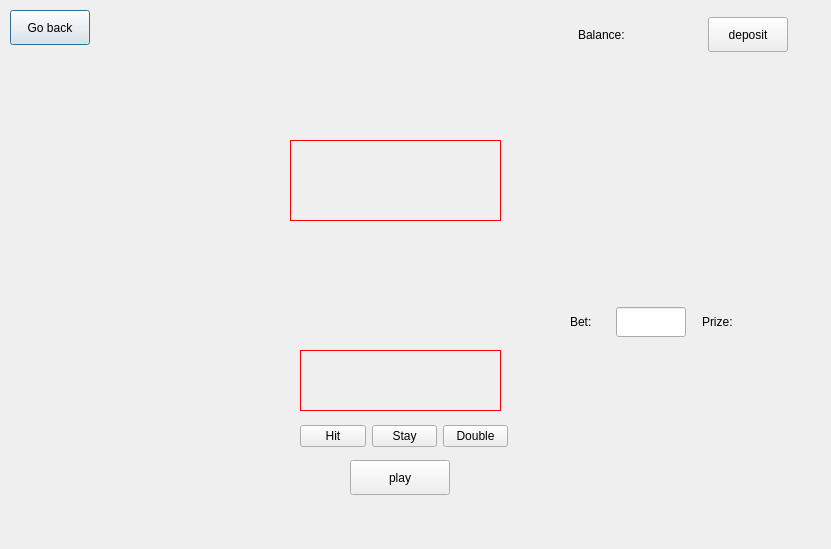
The window that blackj.ui (BlackHairHamster/CasinoNovoross) describes before a commit, drawn with Qt 5.
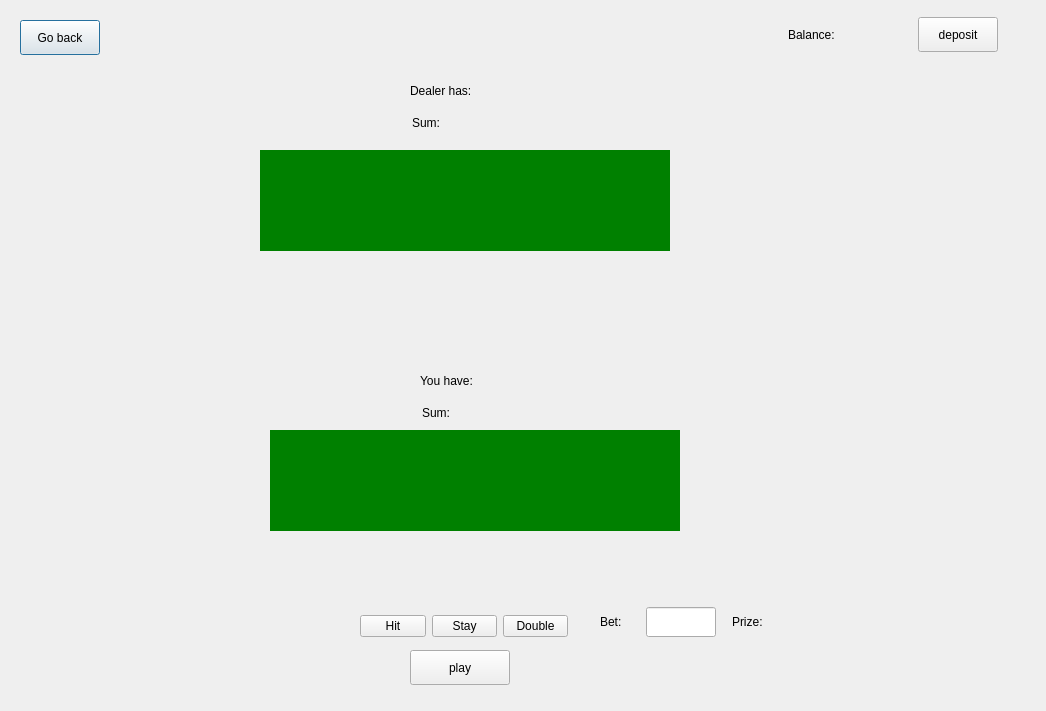
The same window after the commit.

Commit message: BlackJack text to cards and rearrange of elements

```diff
--- a/blackj.ui
+++ b/blackj.ui
@@ -6,8 +6,8 @@
    <rect>
     <x>0</x>
     <y>0</y>
-    <width>831</width>
-    <height>549</height>
+    <width>1046</width>
+    <height>711</height>
    </rect>
   </property>
   <property name="windowTitle">
@@ -19,8 +19,8 @@
   <widget class="QPushButton" name="blackjBackButton">
    <property name="geometry">
     <rect>
-     <x>10</x>
-     <y>10</y>
+     <x>20</x>
+     <y>20</y>
      <width>80</width>
      <height>35</height>
     </rect>
@@ -44,32 +44,12 @@
   <widget class="QLabel" name="blackjDealerContent">
    <property name="geometry">
     <rect>
-     <x>290</x>
+     <x>360</x>
      <y>140</y>
      <width>211</width>
      <height>81</height>
     </rect>
    </property>
-   <property name="styleSheet">
-    <string notr="true">border: 1px solid red
-</string>
-   </property>
-   <property name="text">
-    <string/>
-   </property>
-  </widget>
-  <widget class="QLabel" name="blackjPlayerContent">
-   <property name="geometry">
-    <rect>
-     <x>300</x>
-     <y>350</y>
-     <width>201</width>
-     <height>61</height>
-    </rect>
-   </property>
-   <property name="styleSheet">
-    <string notr="true">border: 1px solid red;</string>
-   </property>
    <property name="text">
     <string/>
    </property>
@@ -77,12 +57,15 @@
   <widget class="QLabel" name="blackjResultBar">
    <property name="geometry">
     <rect>
-     <x>580</x>
-     <y>360</y>
-     <width>141</width>
-     <height>31</height>
+     <x>310</x>
+     <y>280</y>
+     <width>281</width>
+     <height>81</height>
     </rect>
    </property>
+   <property name="styleSheet">
+    <string notr="true">font: 700 24pt &quot;Bradley Hand&quot;;</string>
+   </property>
    <property name="text">
     <string/>
    </property>
@@ -90,8 +73,8 @@
   <widget class="QPushButton" name="blackjPlayButton">
    <property name="geometry">
     <rect>
-     <x>350</x>
-     <y>460</y>
+     <x>410</x>
+     <y>650</y>
      <width>100</width>
      <height>35</height>
     </rect>
@@ -127,33 +110,10 @@
     <bool>false</bool>
    </property>
   </widget>
-  <widget class="QFrame" name="frame">
-   <property name="geometry">
-    <rect>
-     <x>110</x>
-     <y>140</y>
-     <width>250</width>
-     <height>35</height>
-    </rect>
-   </property>
-   <property name="minimumSize">
-    <size>
-     <width>250</width>
-     <height>35</height>
-    </size>
-   </property>
-   <property name="maximumSize">
-    <size>
-     <width>250</width>
-     <height>35</height>
-    </size>
-   </property>
-   <layout class="QHBoxLayout" name="horizontalLayout_3"/>
-  </widget>
   <widget class="QWidget" name="layoutWidget">
    <property name="geometry">
     <rect>
-     <x>560</x>
+     <x>770</x>
      <y>10</y>
      <width>246</width>
      <height>49</height>
@@ -226,8 +186,8 @@
   <widget class="QWidget" name="layoutWidget">
    <property name="geometry">
     <rect>
-     <x>300</x>
-     <y>420</y>
+     <x>360</x>
+     <y>610</y>
      <width>208</width>
      <height>32</height>
     </rect>
@@ -259,8 +219,8 @@
   <widget class="QWidget" name="layoutWidget_2">
    <property name="geometry">
     <rect>
-     <x>560</x>
-     <y>300</y>
+     <x>590</x>
+     <y>600</y>
      <width>268</width>
      <height>44</height>
     </rect>
@@ -349,6 +309,1046 @@
     </item>
    </layout>
   </widget>
+  <widget class="QWidget" name="blackjPlayerCards2Widget" native="true">
+   <property name="geometry">
+    <rect>
+     <x>270</x>
+     <y>430</y>
+     <width>410</width>
+     <height>101</height>
+    </rect>
+   </property>
+   <property name="autoFillBackground">
+    <bool>false</bool>
+   </property>
+   <property name="styleSheet">
+    <string notr="true">border: 1px solid green;
+background: green;
+</string>
+   </property>
+   <widget class="QWidget" name="">
+    <property name="geometry">
+     <rect>
+      <x>130</x>
+      <y>0</y>
+      <width>154</width>
+      <height>102</height>
+     </rect>
+    </property>
+    <layout class="QHBoxLayout" name="horizontalLayout_10">
+     <item>
+      <widget class="QLabel" name="blackjPlayerCards2_1">
+       <property name="minimumSize">
+        <size>
+         <width>72</width>
+         <height>100</height>
+        </size>
+       </property>
+       <property name="maximumSize">
+        <size>
+         <width>72</width>
+         <height>100</height>
+        </size>
+       </property>
+       <property name="text">
+        <string/>
+       </property>
+       <property name="scaledContents">
+        <bool>true</bool>
+       </property>
+      </widget>
+     </item>
+     <item>
+      <widget class="QLabel" name="blackjPlayerCards2_2">
+       <property name="sizePolicy">
+        <sizepolicy hsizetype="Preferred" vsizetype="Preferred">
+         <horstretch>72</horstretch>
+         <verstretch>100</verstretch>
+        </sizepolicy>
+       </property>
+       <property name="minimumSize">
+        <size>
+         <width>72</width>
+         <height>100</height>
+        </size>
+       </property>
+       <property name="maximumSize">
+        <size>
+         <width>72</width>
+         <height>100</height>
+        </size>
+       </property>
+       <property name="text">
+        <string/>
+       </property>
+       <property name="scaledContents">
+        <bool>true</bool>
+       </property>
+      </widget>
+     </item>
+    </layout>
+   </widget>
+  </widget>
+  <widget class="QWidget" name="blackjPlayerCards3Widget" native="true">
+   <property name="geometry">
+    <rect>
+     <x>270</x>
+     <y>430</y>
+     <width>410</width>
+     <height>101</height>
+    </rect>
+   </property>
+   <property name="autoFillBackground">
+    <bool>false</bool>
+   </property>
+   <property name="styleSheet">
+    <string notr="true">border: 1px solid green;
+background: green;</string>
+   </property>
+   <widget class="QWidget" name="layoutWidget_4">
+    <property name="geometry">
+     <rect>
+      <x>90</x>
+      <y>0</y>
+      <width>234</width>
+      <height>102</height>
+     </rect>
+    </property>
+    <layout class="QHBoxLayout" name="horizontalLayout_11">
+     <item>
+      <widget class="QLabel" name="blackjPlayerCards3_1">
+       <property name="minimumSize">
+        <size>
+         <width>72</width>
+         <height>100</height>
+        </size>
+       </property>
+       <property name="maximumSize">
+        <size>
+         <width>72</width>
+         <height>100</height>
+        </size>
+       </property>
+       <property name="text">
+        <string/>
+       </property>
+       <property name="scaledContents">
+        <bool>true</bool>
+       </property>
+      </widget>
+     </item>
+     <item>
+      <widget class="QLabel" name="blackjPlayerCards3_2">
+       <property name="minimumSize">
+        <size>
+         <width>72</width>
+         <height>100</height>
+        </size>
+       </property>
+       <property name="maximumSize">
+        <size>
+         <width>72</width>
+         <height>100</height>
+        </size>
+       </property>
+       <property name="text">
+        <string/>
+       </property>
+       <property name="scaledContents">
+        <bool>true</bool>
+       </property>
+      </widget>
+     </item>
+     <item>
+      <widget class="QLabel" name="blackjPlayerCards3_3">
+       <property name="sizePolicy">
+        <sizepolicy hsizetype="Preferred" vsizetype="Preferred">
+         <horstretch>72</horstretch>
+         <verstretch>100</verstretch>
+        </sizepolicy>
+       </property>
+       <property name="minimumSize">
+        <size>
+         <width>72</width>
+         <height>100</height>
+        </size>
+       </property>
+       <property name="maximumSize">
+        <size>
+         <width>72</width>
+         <height>100</height>
+        </size>
+       </property>
+       <property name="text">
+        <string/>
+       </property>
+       <property name="scaledContents">
+        <bool>true</bool>
+       </property>
+      </widget>
+     </item>
+    </layout>
+   </widget>
+  </widget>
+  <widget class="QWidget" name="blackjPlayerCards4Widget" native="true">
+   <property name="geometry">
+    <rect>
+     <x>270</x>
+     <y>430</y>
+     <width>410</width>
+     <height>101</height>
+    </rect>
+   </property>
+   <property name="autoFillBackground">
+    <bool>false</bool>
+   </property>
+   <property name="styleSheet">
+    <string notr="true">border: 1px solid green;
+background: green;
+</string>
+   </property>
+   <widget class="QWidget" name="layoutWidget_5">
+    <property name="geometry">
+     <rect>
+      <x>50</x>
+      <y>0</y>
+      <width>316</width>
+      <height>102</height>
+     </rect>
+    </property>
+    <layout class="QHBoxLayout" name="horizontalLayout_12">
+     <item>
+      <widget class="QLabel" name="blackjPlayerCards4_1">
+       <property name="minimumSize">
+        <size>
+         <width>72</width>
+         <height>100</height>
+        </size>
+       </property>
+       <property name="maximumSize">
+        <size>
+         <width>72</width>
+         <height>100</height>
+        </size>
+       </property>
+       <property name="text">
+        <string/>
+       </property>
+       <property name="scaledContents">
+        <bool>true</bool>
+       </property>
+      </widget>
+     </item>
+     <item>
+      <widget class="QLabel" name="blackjPlayerCards4_2">
+       <property name="minimumSize">
+        <size>
+         <width>72</width>
+         <height>100</height>
+        </size>
+       </property>
+       <property name="maximumSize">
+        <size>
+         <width>72</width>
+         <height>100</height>
+        </size>
+       </property>
+       <property name="text">
+        <string/>
+       </property>
+       <property name="scaledContents">
+        <bool>true</bool>
+       </property>
+      </widget>
+     </item>
+     <item>
+      <widget class="QLabel" name="blackjPlayerCards4_3">
+       <property name="sizePolicy">
+        <sizepolicy hsizetype="Preferred" vsizetype="Preferred">
+         <horstretch>72</horstretch>
+         <verstretch>100</verstretch>
+        </sizepolicy>
+       </property>
+       <property name="minimumSize">
+        <size>
+         <width>72</width>
+         <height>100</height>
+        </size>
+       </property>
+       <property name="maximumSize">
+        <size>
+         <width>72</width>
+         <height>100</height>
+        </size>
+       </property>
+       <property name="text">
+        <string/>
+       </property>
+       <property name="scaledContents">
+        <bool>true</bool>
+       </property>
+      </widget>
+     </item>
+     <item>
+      <widget class="QLabel" name="blackjPlayerCards4_4">
+       <property name="minimumSize">
+        <size>
+         <width>72</width>
+         <height>100</height>
+        </size>
+       </property>
+       <property name="maximumSize">
+        <size>
+         <width>72</width>
+         <height>100</height>
+        </size>
+       </property>
+       <property name="text">
+        <string/>
+       </property>
+       <property name="scaledContents">
+        <bool>true</bool>
+       </property>
+      </widget>
+     </item>
+    </layout>
+   </widget>
+  </widget>
+  <widget class="QWidget" name="blackjPlayerCards5Widget" native="true">
+   <property name="geometry">
+    <rect>
+     <x>270</x>
+     <y>430</y>
+     <width>410</width>
+     <height>101</height>
+    </rect>
+   </property>
+   <property name="styleSheet">
+    <string notr="true">border: 1px solid green;
+background: green;
+</string>
+   </property>
+   <widget class="QWidget" name="layoutWidget_6">
+    <property name="geometry">
+     <rect>
+      <x>10</x>
+      <y>0</y>
+      <width>396</width>
+      <height>102</height>
+     </rect>
+    </property>
+    <layout class="QHBoxLayout" name="horizontalLayout_13">
+     <item>
+      <widget class="QLabel" name="blackjPlayerCards5_1">
+       <property name="minimumSize">
+        <size>
+         <width>72</width>
+         <height>100</height>
+        </size>
+       </property>
+       <property name="maximumSize">
+        <size>
+         <width>72</width>
+         <height>100</height>
+        </size>
+       </property>
+       <property name="text">
+        <string/>
+       </property>
+       <property name="scaledContents">
+        <bool>true</bool>
+       </property>
+      </widget>
+     </item>
+     <item>
+      <widget class="QLabel" name="blackjPlayerCards5_2">
+       <property name="minimumSize">
+        <size>
+         <width>72</width>
+         <height>100</height>
+        </size>
+       </property>
+       <property name="maximumSize">
+        <size>
+         <width>72</width>
+         <height>100</height>
+        </size>
+       </property>
+       <property name="text">
+        <string/>
+       </property>
+       <property name="scaledContents">
+        <bool>true</bool>
+       </property>
+      </widget>
+     </item>
+     <item>
+      <widget class="QLabel" name="blackjPlayerCards5_3">
+       <property name="sizePolicy">
+        <sizepolicy hsizetype="Preferred" vsizetype="Preferred">
+         <horstretch>72</horstretch>
+         <verstretch>100</verstretch>
+        </sizepolicy>
+       </property>
+       <property name="minimumSize">
+        <size>
+         <width>72</width>
+         <height>100</height>
+        </size>
+       </property>
+       <property name="maximumSize">
+        <size>
+         <width>72</width>
+         <height>100</height>
+        </size>
+       </property>
+       <property name="text">
+        <string/>
+       </property>
+       <property name="scaledContents">
+        <bool>true</bool>
+       </property>
+      </widget>
+     </item>
+     <item>
+      <widget class="QLabel" name="blackjPlayerCards5_4">
+       <property name="minimumSize">
+        <size>
+         <width>72</width>
+         <height>100</height>
+        </size>
+       </property>
+       <property name="maximumSize">
+        <size>
+         <width>72</width>
+         <height>100</height>
+        </size>
+       </property>
+       <property name="text">
+        <string/>
+       </property>
+       <property name="scaledContents">
+        <bool>true</bool>
+       </property>
+      </widget>
+     </item>
+     <item>
+      <widget class="QLabel" name="blackjPlayerCards5_5">
+       <property name="minimumSize">
+        <size>
+         <width>72</width>
+         <height>100</height>
+        </size>
+       </property>
+       <property name="maximumSize">
+        <size>
+         <width>72</width>
+         <height>100</height>
+        </size>
+       </property>
+       <property name="text">
+        <string/>
+       </property>
+       <property name="scaledContents">
+        <bool>true</bool>
+       </property>
+      </widget>
+     </item>
+    </layout>
+   </widget>
+  </widget>
+  <widget class="QWidget" name="blackjDealerCards2Widget" native="true">
+   <property name="geometry">
+    <rect>
+     <x>260</x>
+     <y>150</y>
+     <width>410</width>
+     <height>101</height>
+    </rect>
+   </property>
+   <property name="autoFillBackground">
+    <bool>false</bool>
+   </property>
+   <property name="styleSheet">
+    <string notr="true">border: 1px solid green;
+background: green;
+</string>
+   </property>
+   <widget class="QWidget" name="layoutWidget_7">
+    <property name="geometry">
+     <rect>
+      <x>130</x>
+      <y>0</y>
+      <width>154</width>
+      <height>102</height>
+     </rect>
+    </property>
+    <layout class="QHBoxLayout" name="horizontalLayout_14">
+     <item>
+      <widget class="QLabel" name="blackjDealerCards2_1">
+       <property name="minimumSize">
+        <size>
+         <width>72</width>
+         <height>100</height>
+        </size>
+       </property>
+       <property name="maximumSize">
+        <size>
+         <width>72</width>
+         <height>100</height>
+        </size>
+       </property>
+       <property name="text">
+        <string/>
+       </property>
+       <property name="scaledContents">
+        <bool>true</bool>
+       </property>
+      </widget>
+     </item>
+     <item>
+      <widget class="QLabel" name="blackjDealerCards2_2">
+       <property name="sizePolicy">
+        <sizepolicy hsizetype="Preferred" vsizetype="Preferred">
+         <horstretch>72</horstretch>
+         <verstretch>100</verstretch>
+        </sizepolicy>
+       </property>
+       <property name="minimumSize">
+        <size>
+         <width>72</width>
+         <height>100</height>
+        </size>
+       </property>
+       <property name="maximumSize">
+        <size>
+         <width>72</width>
+         <height>100</height>
+        </size>
+       </property>
+       <property name="text">
+        <string/>
+       </property>
+       <property name="scaledContents">
+        <bool>true</bool>
+       </property>
+      </widget>
+     </item>
+    </layout>
+   </widget>
+  </widget>
+  <widget class="QWidget" name="blackjDealerCards5Widget" native="true">
+   <property name="geometry">
+    <rect>
+     <x>260</x>
+     <y>150</y>
+     <width>410</width>
+     <height>101</height>
+    </rect>
+   </property>
+   <property name="styleSheet">
+    <string notr="true">border: 1px solid green;
+background: green;
+</string>
+   </property>
+   <widget class="QWidget" name="layoutWidget_8">
+    <property name="geometry">
+     <rect>
+      <x>10</x>
+      <y>0</y>
+      <width>396</width>
+      <height>102</height>
+     </rect>
+    </property>
+    <layout class="QHBoxLayout" name="horizontalLayout_16">
+     <item>
+      <widget class="QLabel" name="blackjDealerCards5_1">
+       <property name="minimumSize">
+        <size>
+         <width>72</width>
+         <height>100</height>
+        </size>
+       </property>
+       <property name="maximumSize">
+        <size>
+         <width>72</width>
+         <height>100</height>
+        </size>
+       </property>
+       <property name="text">
+        <string/>
+       </property>
+       <property name="scaledContents">
+        <bool>true</bool>
+       </property>
+      </widget>
+     </item>
+     <item>
+      <widget class="QLabel" name="blackjDealerCards5_2">
+       <property name="minimumSize">
+        <size>
+         <width>72</width>
+         <height>100</height>
+        </size>
+       </property>
+       <property name="maximumSize">
+        <size>
+         <width>72</width>
+         <height>100</height>
+        </size>
+       </property>
+       <property name="text">
+        <string/>
+       </property>
+       <property name="scaledContents">
+        <bool>true</bool>
+       </property>
+      </widget>
+     </item>
+     <item>
+      <widget class="QLabel" name="blackjDealerCards5_3">
+       <property name="sizePolicy">
+        <sizepolicy hsizetype="Preferred" vsizetype="Preferred">
+         <horstretch>72</horstretch>
+         <verstretch>100</verstretch>
+        </sizepolicy>
+       </property>
+       <property name="minimumSize">
+        <size>
+         <width>72</width>
+         <height>100</height>
+        </size>
+       </property>
+       <property name="maximumSize">
+        <size>
+         <width>72</width>
+         <height>100</height>
+        </size>
+       </property>
+       <property name="text">
+        <string/>
+       </property>
+       <property name="scaledContents">
+        <bool>true</bool>
+       </property>
+      </widget>
+     </item>
+     <item>
+      <widget class="QLabel" name="blackjDealerCards5_4">
+       <property name="minimumSize">
+        <size>
+         <width>72</width>
+         <height>100</height>
+        </size>
+       </property>
+       <property name="maximumSize">
+        <size>
+         <width>72</width>
+         <height>100</height>
+        </size>
+       </property>
+       <property name="text">
+        <string/>
+       </property>
+       <property name="scaledContents">
+        <bool>true</bool>
+       </property>
+      </widget>
+     </item>
+     <item>
+      <widget class="QLabel" name="blackjDealerCards5_5">
+       <property name="minimumSize">
+        <size>
+         <width>72</width>
+         <height>100</height>
+        </size>
+       </property>
+       <property name="maximumSize">
+        <size>
+         <width>72</width>
+         <height>100</height>
+        </size>
+       </property>
+       <property name="text">
+        <string/>
+       </property>
+       <property name="scaledContents">
+        <bool>true</bool>
+       </property>
+      </widget>
+     </item>
+    </layout>
+   </widget>
+  </widget>
+  <widget class="QWidget" name="blackjDealerCards4Widget" native="true">
+   <property name="geometry">
+    <rect>
+     <x>260</x>
+     <y>150</y>
+     <width>410</width>
+     <height>101</height>
+    </rect>
+   </property>
+   <property name="autoFillBackground">
+    <bool>false</bool>
+   </property>
+   <property name="styleSheet">
+    <string notr="true">border: 1px solid green;
+background: green;
+</string>
+   </property>
+   <widget class="QWidget" name="layoutWidget_9">
+    <property name="geometry">
+     <rect>
+      <x>50</x>
+      <y>0</y>
+      <width>316</width>
+      <height>102</height>
+     </rect>
+    </property>
+    <layout class="QHBoxLayout" name="horizontalLayout_17">
+     <item>
+      <widget class="QLabel" name="blackjDealerCards4_1">
+       <property name="minimumSize">
+        <size>
+         <width>72</width>
+         <height>100</height>
+        </size>
+       </property>
+       <property name="maximumSize">
+        <size>
+         <width>72</width>
+         <height>100</height>
+        </size>
+       </property>
+       <property name="text">
+        <string/>
+       </property>
+       <property name="scaledContents">
+        <bool>true</bool>
+       </property>
+      </widget>
+     </item>
+     <item>
+      <widget class="QLabel" name="blackjDealerCards4_2">
+       <property name="minimumSize">
+        <size>
+         <width>72</width>
+         <height>100</height>
+        </size>
+       </property>
+       <property name="maximumSize">
+        <size>
+         <width>72</width>
+         <height>100</height>
+        </size>
+       </property>
+       <property name="text">
+        <string/>
+       </property>
+       <property name="scaledContents">
+        <bool>true</bool>
+       </property>
+      </widget>
+     </item>
+     <item>
+      <widget class="QLabel" name="blackjDealerCards4_3">
+       <property name="sizePolicy">
+        <sizepolicy hsizetype="Preferred" vsizetype="Preferred">
+         <horstretch>72</horstretch>
+         <verstretch>100</verstretch>
+        </sizepolicy>
+       </property>
+       <property name="minimumSize">
+        <size>
+         <width>72</width>
+         <height>100</height>
+        </size>
+       </property>
+       <property name="maximumSize">
+        <size>
+         <width>72</width>
+         <height>100</height>
+        </size>
+       </property>
+       <property name="text">
+        <string/>
+       </property>
+       <property name="scaledContents">
+        <bool>true</bool>
+       </property>
+      </widget>
+     </item>
+     <item>
+      <widget class="QLabel" name="blackjDealerCards4_4">
+       <property name="minimumSize">
+        <size>
+         <width>72</width>
+         <height>100</height>
+        </size>
+       </property>
+       <property name="maximumSize">
+        <size>
+         <width>72</width>
+         <height>100</height>
+        </size>
+       </property>
+       <property name="text">
+        <string/>
+       </property>
+       <property name="scaledContents">
+        <bool>true</bool>
+       </property>
+      </widget>
+     </item>
+    </layout>
+   </widget>
+  </widget>
+  <widget class="QWidget" name="blackjDealerCards3Widget" native="true">
+   <property name="geometry">
+    <rect>
+     <x>260</x>
+     <y>150</y>
+     <width>410</width>
+     <height>101</height>
+    </rect>
+   </property>
+   <property name="autoFillBackground">
+    <bool>false</bool>
+   </property>
+   <property name="styleSheet">
+    <string notr="true">border: 1px solid green;
+background: green;</string>
+   </property>
+   <widget class="QWidget" name="layoutWidget_10">
+    <property name="geometry">
+     <rect>
+      <x>90</x>
+      <y>0</y>
+      <width>234</width>
+      <height>102</height>
+     </rect>
+    </property>
+    <layout class="QHBoxLayout" name="horizontalLayout_18">
+     <item>
+      <widget class="QLabel" name="blackjDealerCards3_1">
+       <property name="minimumSize">
+        <size>
+         <width>72</width>
+         <height>100</height>
+        </size>
+       </property>
+       <property name="maximumSize">
+        <size>
+         <width>72</width>
+         <height>100</height>
+        </size>
+       </property>
+       <property name="text">
+        <string/>
+       </property>
+       <property name="scaledContents">
+        <bool>true</bool>
+       </property>
+      </widget>
+     </item>
+     <item>
+      <widget class="QLabel" name="blackjDealerCards3_2">
+       <property name="minimumSize">
+        <size>
+         <width>72</width>
+         <height>100</height>
+        </size>
+       </property>
+       <property name="maximumSize">
+        <size>
+         <width>72</width>
+         <height>100</height>
+        </size>
+       </property>
+       <property name="text">
+        <string/>
+       </property>
+       <property name="scaledContents">
+        <bool>true</bool>
+       </property>
+      </widget>
+     </item>
+     <item>
+      <widget class="QLabel" name="blackjDealerCards3_3">
+       <property name="sizePolicy">
+        <sizepolicy hsizetype="Preferred" vsizetype="Preferred">
+         <horstretch>72</horstretch>
+         <verstretch>100</verstretch>
+        </sizepolicy>
+       </property>
+       <property name="minimumSize">
+        <size>
+         <width>72</width>
+         <height>100</height>
+        </size>
+       </property>
+       <property name="maximumSize">
+        <size>
+         <width>72</width>
+         <height>100</height>
+        </size>
+       </property>
+       <property name="text">
+        <string/>
+       </property>
+       <property name="scaledContents">
+        <bool>true</bool>
+       </property>
+      </widget>
+     </item>
+    </layout>
+   </widget>
+  </widget>
+  <widget class="QWidget" name="">
+   <property name="geometry">
+    <rect>
+     <x>410</x>
+     <y>80</y>
+     <width>92</width>
+     <height>58</height>
+    </rect>
+   </property>
+   <layout class="QVBoxLayout" name="verticalLayout">
+    <item>
+     <widget class="QLabel" name="blackjDealerTitle">
+      <property name="text">
+       <string>Dealer has:</string>
+      </property>
+     </widget>
+    </item>
+    <item>
+     <layout class="QHBoxLayout" name="horizontalLayout_2">
+      <item>
+       <widget class="QLabel" name="blackjDealerSumTitle">
+        <property name="minimumSize">
+         <size>
+          <width>40</width>
+          <height>30</height>
+         </size>
+        </property>
+        <property name="maximumSize">
+         <size>
+          <width>40</width>
+          <height>30</height>
+         </size>
+        </property>
+        <property name="text">
+         <string>Sum:</string>
+        </property>
+       </widget>
+      </item>
+      <item>
+       <widget class="QLabel" name="blackjDealerSumNum">
+        <property name="minimumSize">
+         <size>
+          <width>40</width>
+          <height>30</height>
+         </size>
+        </property>
+        <property name="maximumSize">
+         <size>
+          <width>40</width>
+          <height>30</height>
+         </size>
+        </property>
+        <property name="text">
+         <string/>
+        </property>
+       </widget>
+      </item>
+     </layout>
+    </item>
+   </layout>
+  </widget>
+  <widget class="QWidget" name="">
+   <property name="geometry">
+    <rect>
+     <x>420</x>
+     <y>370</y>
+     <width>92</width>
+     <height>58</height>
+    </rect>
+   </property>
+   <layout class="QVBoxLayout" name="verticalLayout_2">
+    <item>
+     <widget class="QLabel" name="blackjPlayerTitle">
+      <property name="text">
+       <string>You have:</string>
+      </property>
+     </widget>
+    </item>
+    <item>
+     <layout class="QHBoxLayout" name="horizontalLayout_9">
+      <item>
+       <widget class="QLabel" name="blackjPlayerSumTitle">
+        <property name="minimumSize">
+         <size>
+          <width>40</width>
+          <height>30</height>
+         </size>
+        </property>
+        <property name="maximumSize">
+         <size>
+          <width>40</width>
+          <height>30</height>
+         </size>
+        </property>
+        <property name="text">
+         <string>Sum:</string>
+        </property>
+       </widget>
+      </item>
+      <item>
+       <widget class="QLabel" name="blackjPlayerSumNum">
+        <property name="minimumSize">
+         <size>
+          <width>40</width>
+          <height>30</height>
+         </size>
+        </property>
+        <property name="maximumSize">
+         <size>
+          <width>40</width>
+          <height>30</height>
+         </size>
+        </property>
+        <property name="text">
+         <string/>
+        </property>
+       </widget>
+      </item>
+     </layout>
+    </item>
+   </layout>
+  </widget>
+  <zorder>blackjBackButton</zorder>
+  <zorder>blackjDealerContent</zorder>
+  <zorder>blackjResultBar</zorder>
+  <zorder>blackjPlayButton</zorder>
+  <zorder>layoutWidget</zorder>
+  <zorder>layoutWidget</zorder>
+  <zorder>layoutWidget_2</zorder>
+  <zorder>blackjBalanceTitle</zorder>
+  <zorder>blackjBalanceNum</zorder>
+  <zorder>blackjDealerSumTitle</zorder>
+  <zorder>blackjDealerSumNum</zorder>
+  <zorder>layoutWidget_3</zorder>
+  <zorder>blackjDealerTitle</zorder>
+  <zorder>blackjPlayerTitle</zorder>
+  <zorder>blackjPlayerCards5Widget</zorder>
+  <zorder>blackjPlayerCards4Widget</zorder>
+  <zorder>blackjPlayerCards3Widget</zorder>
+  <zorder>blackjPlayerCards2Widget</zorder>
+  <zorder>blackjDealerCards5Widget</zorder>
+  <zorder>blackjDealerCards4Widget</zorder>
+  <zorder>blackjDealerCards3Widget</zorder>
+  <zorder>blackjDealerCards2Widget</zorder>
  </widget>
  <resources/>
  <connections/>
```
The commit also changes 2 other files.
